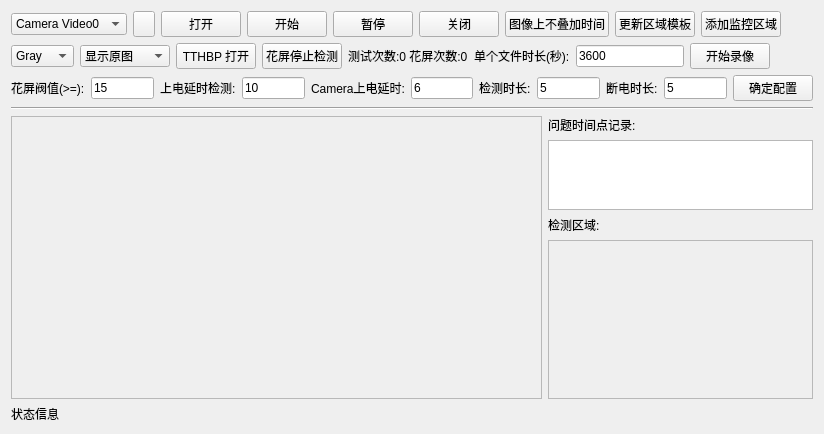
This is Tools/1.3_TestTool/figuredform.ui in ZhengPengqiao/QtStudy as Qt 5 draws it before an edit. The edited form follows.
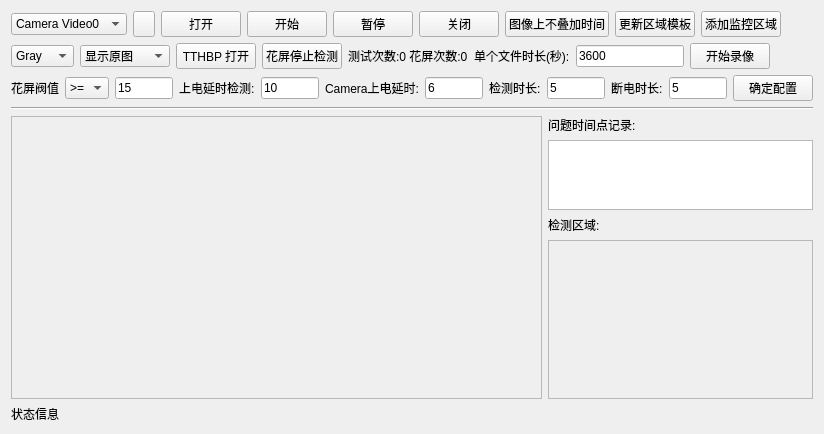
This is the edited form. Icons and pictures are not drawn.

Commit message: 1.3_TestTool 添加花屏测试的大于/小于选则

Diff of the .ui file:
```diff
--- a/Tools/1.3_TestTool/figuredform.ui
+++ b/Tools/1.3_TestTool/figuredform.ui
@@ -248,10 +248,30 @@
        <item>
         <widget class="QLabel" name="label_2">
          <property name="text">
-          <string>花屏阀值(&gt;=):</string>
+          <string>花屏阀值</string>
          </property>
         </widget>
        </item>
+       <item>
+        <widget class="QComboBox" name="comboBox_operat">
+         <property name="maximumSize">
+          <size>
+           <width>50</width>
+           <height>16777215</height>
+          </size>
+         </property>
+         <item>
+          <property name="text">
+           <string>&gt;=</string>
+          </property>
+         </item>
+         <item>
+          <property name="text">
+           <string>&lt;=</string>
+          </property>
+         </item>
+        </widget>
+       </item>
        <item>
         <widget class="QLineEdit" name="lineEdit_figuredHold">
          <property name="text">
```
Left out of the diff: 17 changed lines with no effect on the pictures. The commit also changes 2 other files.
